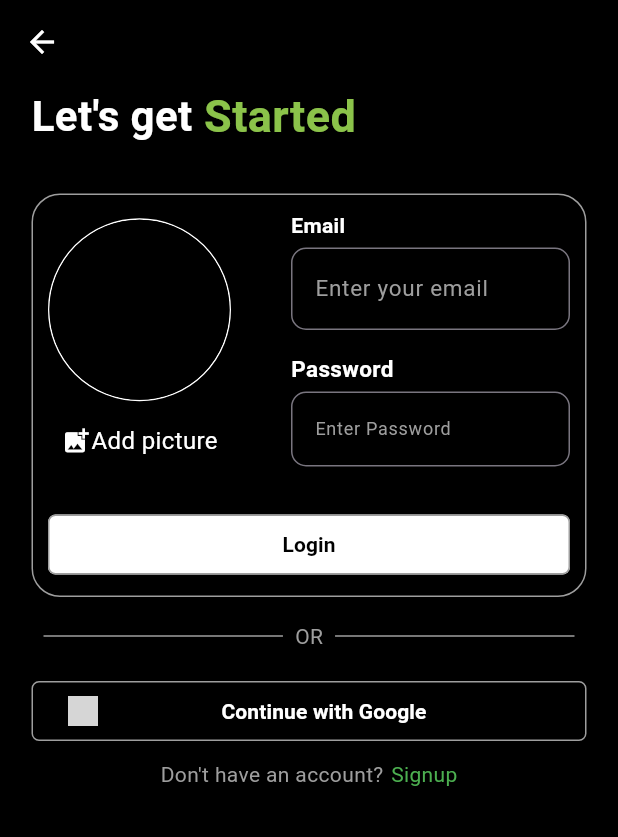
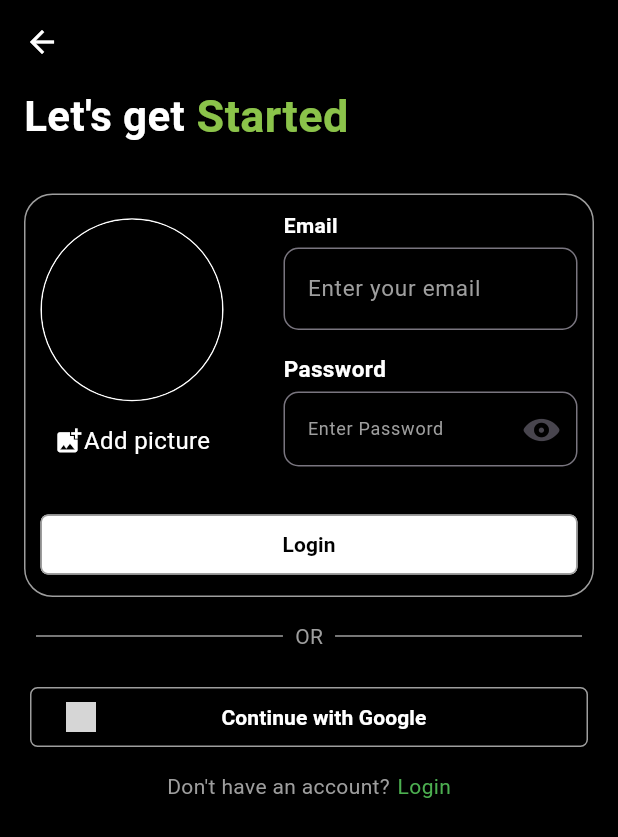
Before and after one commit to DeepakGunpal/chat-mate, a Flutter app: the Singupscreen screen opened directly, on a phone screen of 412 x 824 dp. Shown: the top 837 px of the screen. Run offline on Flutter 3.47's test engine with Material 3 defaults, Android fonts, the phone set to English and light mode, and no system bars; our stand-ins replace google_fonts; grey boxes are pictures that could not be loaded.

Commit message:
signup page logic changed

```diff
--- a/lib/Screens/login.dart
+++ b/lib/Screens/login.dart
@@ -17,7 +17,7 @@ class _LoginState extends State<Login> {
 
   _OpenSingupPage(BuildContext context) async {
     print("Login function started");
-    Navigator.of(context).push(
+    Navigator.of(context).pushReplacement(
       // MaterialPageRoute(builder: (BuildContext context)=>const Login())
       PageRouteBuilder(
         pageBuilder: (context, animation, secondaryAnimation) =>
--- a/lib/Screens/singup.dart
+++ b/lib/Screens/singup.dart
@@ -1,4 +1,5 @@
 import 'package:chat_app/Screens/login.dart';
+import 'package:flutter/cupertino.dart';
 import 'package:flutter/material.dart';
 
 class Singupscreen extends StatefulWidget {
@@ -8,9 +9,14 @@ class Singupscreen extends StatefulWidget {
 }
 
 class _SingupscreenState extends State<Singupscreen> {
+  final TextEditingController _usernameController = TextEditingController();
+  final TextEditingController _passwordController = TextEditingController();
+  bool peakPassword = true;
+  Widget eyeValue = const Icon(CupertinoIcons.eye_fill);
+
   _OpenSingupPage(BuildContext context) async {
     print("Login function started");
-    Navigator.of(context).push(
+    Navigator.of(context).pushReplacement(
       // MaterialPageRoute(builder: (BuildContext context)=>const Login())
       PageRouteBuilder(
         pageBuilder: (context, animation, secondaryAnimation) => const Login(),
@@ -43,7 +49,7 @@ class _SingupscreenState extends State<Singupscreen> {
 
       body: SingleChildScrollView(
         child: Padding(
-          padding: const EdgeInsets.fromLTRB(21, 0, 21, 0),
+          padding: const EdgeInsets.fromLTRB(16, 0, 16, 0),
           child: Column(
             children: [
               const Row(
@@ -124,7 +130,7 @@ class _SingupscreenState extends State<Singupscreen> {
                             width: 40), // Space between image and text fields
 
                         // Flexible Column for TextFields
-                        const Flexible(
+                        Flexible(
                           flex:
                               3, // Adjust the ratio of space the TextFields take (e.g., 3/4)
                           child: Column(
@@ -132,7 +138,7 @@ class _SingupscreenState extends State<Singupscreen> {
                               Column(
                                 crossAxisAlignment: CrossAxisAlignment.start,
                                 children: [
-                                  Row(
+                                  const Row(
                                     children: [
                                       Text(
                                         "Email",
@@ -143,11 +149,12 @@ class _SingupscreenState extends State<Singupscreen> {
                                       ),
                                     ],
                                   ),
-                                  SizedBox(height: 5),
+                                  const SizedBox(height: 5),
                                   TextField(
-                                    style: TextStyle(
+                                    controller: _usernameController,
+                                    style: const TextStyle(
                                         color: Colors.white, fontSize: 15),
-                                    decoration: InputDecoration(
+                                    decoration: const InputDecoration(
                                       hintText: 'Enter your email',
                                       hintStyle: TextStyle(color: Colors.grey),
                                       border: OutlineInputBorder(
@@ -158,11 +165,11 @@ class _SingupscreenState extends State<Singupscreen> {
                                   ),
                                 ],
                               ),
-                              SizedBox(height: 15),
+                              const SizedBox(height: 15),
                               Column(
                                 crossAxisAlignment: CrossAxisAlignment.start,
                                 children: [
-                                  Row(
+                                  const Row(
                                     children: [
                                       Text(
                                         "Password",
@@ -173,18 +180,32 @@ class _SingupscreenState extends State<Singupscreen> {
                                       ),
                                     ],
                                   ),
-                                  SizedBox(height: 5),
+                                  const SizedBox(height: 5),
                                   TextField(
-                                    obscureText: true,
-                                    style: TextStyle(
+                                    controller: _passwordController,
+                                    obscureText: peakPassword,
+                                    style: const TextStyle(
                                         color: Colors.white, fontSize: 12),
                                     decoration: InputDecoration(
                                       hintText: 'Enter Password',
-                                      // suffixIcon: InkWell(
-                                      //     // Password visibility toggle logic can go here
-                                      //     ),
-                                      hintStyle: TextStyle(color: Colors.grey),
-                                      border: OutlineInputBorder(
+                                      suffixIcon: InkWell(
+                                        onTap: () {
+                                          setState(() {
+                                            peakPassword = !peakPassword;
+                                          });
+                                        },
+                                        // Display the current eye icon based on peakPassword
+                                        child: Icon(
+                                          peakPassword
+                                              ? CupertinoIcons
+                                                  .eye_fill // Show icon when password is visible
+                                              : CupertinoIcons
+                                                  .eye_slash_fill, // Hide icon when password is hidden
+                                        ),
+                                      ),
+                                      hintStyle:
+                                          const TextStyle(color: Colors.grey),
+                                      border: const OutlineInputBorder(
                                         borderRadius: BorderRadius.all(
                                             Radius.circular(10)),
                                       ),
@@ -249,7 +270,9 @@ class _SingupscreenState extends State<Singupscreen> {
                   ],
                 ),
               ),
-              ElevatedButton(
+              Padding(
+                padding: const EdgeInsets.all(4.0),
+                child: ElevatedButton(
                   onPressed: () {},
                   style: ElevatedButton.styleFrom(
                     backgroundColor: Colors.black,
@@ -290,6 +313,7 @@ class _SingupscreenState extends State<Singupscreen> {
                     ],
                   ),
                 ),
+              ),
               const SizedBox(
                 height: 8,
               ),
@@ -309,7 +333,7 @@ class _SingupscreenState extends State<Singupscreen> {
                       _OpenSingupPage(context);
                     },
                     child: const Text(
-                      "Signup",
+                      "Login",
                       style: TextStyle(color: Colors.green),
                     ),
                   ),
```
Lines whose indentation alone changed are shown as unchanged.
